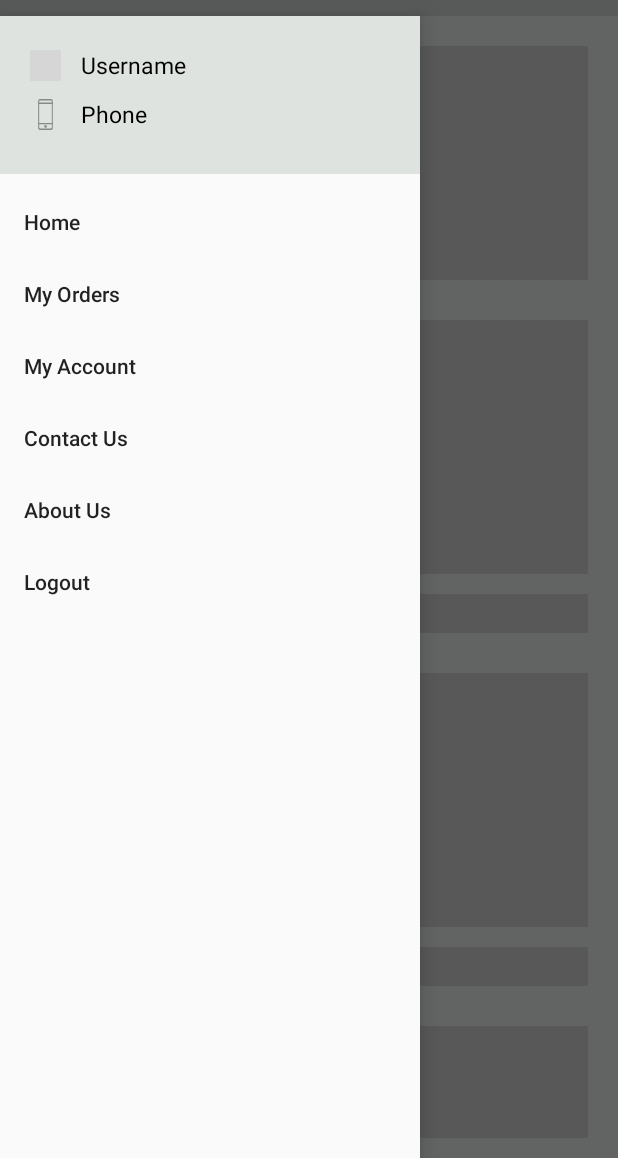
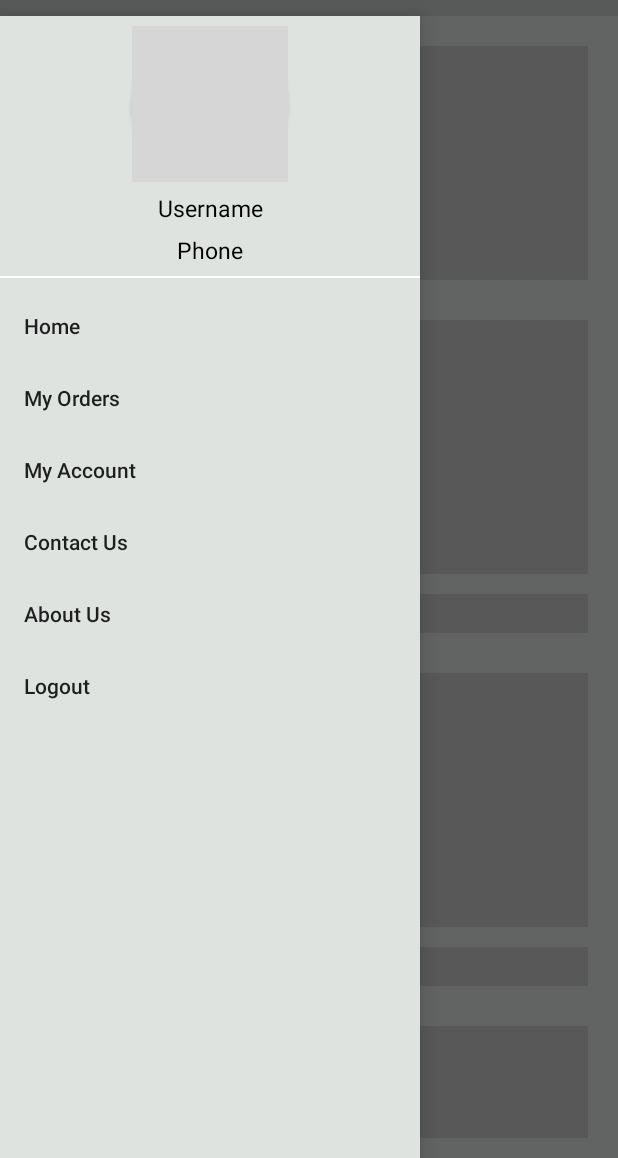
Before and after one commit to vinodbalakumar/kallakuri-group, an Android app: the Homepage screen opened directly, with no data from a screen before it, with the side drawer open, on a phone screen of 412 x 824 dp, the part 78-1236 px from its top. Run offline under Robolectric (Android 15) with nearby library versions, the phone set to English and light mode, and no system bars; our stand-ins replace ButterKnife, Shimmer, sdp/ssp sizes; libraries missing offline, so code that uses them is left out: com.j256.ormlite, com.synnapps.carouselview; plain views replace CarouselView; pictures from the network do not load; 16 statements that could not run were skipped; grey boxes are pictures that could not be loaded.

Commit message:
Colors changed

```diff
--- a/app/src/main/res/layout/activity_homepage.xml
+++ b/app/src/main/res/layout/activity_homepage.xml
@@ -23,6 +23,7 @@
             android:layout_width="wrap_content"
             android:layout_height="match_parent"
             android:layout_gravity="start"
+            android:background="@color/top_head"
             app:headerLayout="@layout/header_home"
             android:layout_marginTop="@dimen/_48sdp"
             app:menu="@menu/main_menu" />
--- a/app/src/main/res/layout/fragment_contact_us.xml
+++ b/app/src/main/res/layout/fragment_contact_us.xml
@@ -15,7 +15,7 @@
             android:layout_height="match_parent"
             android:orientation="vertical">
 
-            <androidx.cardview.widget.CardView
+            <!--<androidx.cardview.widget.CardView
                 android:id="@+id/myCardView"
                 android:layout_width="@dimen/_100sdp"
                 android:layout_height="@dimen/_100sdp"
@@ -29,8 +29,18 @@
                     android:layout_height="match_parent"
                     android:scaleType="centerCrop"
                     android:src="@drawable/aboutuslogo"/>
-            </androidx.cardview.widget.CardView>
+            </androidx.cardview.widget.CardView>-->
 
+            <ImageView
+                android:layout_width="wrap_content"
+                android:layout_height="@dimen/_150sdp"
+                android:scaleType="centerCrop"
+                android:src="@drawable/aboutuslogo"/>
+
+            <View
+                android:layout_width="match_parent"
+                android:layout_height="@dimen/_1sdp"
+                android:background="@color/textBack"/>
 
             <TextView
                 android:layout_width="wrap_content"
--- a/app/src/main/res/layout/header_home.xml
+++ b/app/src/main/res/layout/header_home.xml
@@ -1,68 +1,59 @@
 <?xml version="1.0" encoding="utf-8"?>
-<LinearLayout
-    xmlns:android="http://schemas.android.com/apk/res/android"
+<LinearLayout xmlns:android="http://schemas.android.com/apk/res/android"
     android:layout_width="match_parent"
     android:layout_height="wrap_content"
+    xmlns:app="http://schemas.android.com/apk/res-auto"
     android:orientation="vertical"
-    android:padding="20dp"
+    android:gravity="center_horizontal"
     android:background="@color/top_head">
 
-    <TextView
-        android:layout_width="wrap_content"
+    <RelativeLayout
+        android:layout_width="match_parent"
+        android:layout_height="wrap_content"
+        android:layout_marginTop="@dimen/_5sdp">
+        <androidx.cardview.widget.CardView
+            android:id="@+id/myCardView"
+            android:layout_width="@dimen/_80sdp"
+            android:layout_height="@dimen/_80sdp"
+            android:layout_gravity="center_horizontal"
+            app:cardCornerRadius="@dimen/_50sdp"
+            android:layout_centerInParent="true"
+            android:layout_alignParentTop="true"
+            android:layout_centerHorizontal="true">
+            <ImageView
+                android:id="@+id/user_image"
+                android:layout_width="match_parent"
                 android:layout_height="match_parent"
-        android:text="@string/kk_groups"
-        android:textColor="@color/textColor_top_head"
-        android:textSize="@dimen/_20sdp"
-        android:gravity="left"
-        android:visibility="gone"
-        android:layout_marginBottom="@dimen/_10sdp"/>
+                android:src="@drawable/profile_icon"
+                android:scaleType="centerCrop" />
 
-    <LinearLayout
-        android:layout_width="wrap_content"
-        android:layout_height="@dimen/_20sdp"
-        android:orientation="horizontal"
-        android:layout_gravity="left">
+        </androidx.cardview.widget.CardView>
 
-        <ImageView
-            android:layout_width="@dimen/_16sdp"
-            android:layout_height="@dimen/_16sdp"
-            android:layout_gravity="center"
-            android:src="@drawable/profile_icon"/>
+    </RelativeLayout>
+
     <TextView
         android:id="@+id/headerUsername"
         android:layout_width="match_parent"
         android:layout_height="match_parent"
         android:text="Username"
+        android:layout_marginTop="@dimen/_5sdp"
         android:gravity="center"
         android:textSize="@dimen/_12sdp"
         android:textColor="@color/textColor_top_head"
         android:paddingHorizontal="@dimen/_10sdp"/>
-
-    </LinearLayout>
-
-    <LinearLayout
-        android:layout_width="wrap_content"
-        android:layout_height="@dimen/_20sdp"
-        android:orientation="horizontal"
-        android:layout_gravity="left"
-        android:layout_marginVertical="@dimen/_5sdp">
-
-        <ImageView
-            android:layout_width="@dimen/_16sdp"
-            android:layout_height="@dimen/_16sdp"
-            android:layout_gravity="center"
-            android:src="@drawable/ic_mobile_icon"/>
     <TextView
         android:id="@+id/headerPhoneNo"
         android:layout_width="match_parent"
         android:layout_height="match_parent"
         android:text="Phone"
         android:gravity="center"
+        android:layout_marginVertical="@dimen/_5sdp"
         android:textSize="@dimen/_12sdp"
         android:textColor="@color/textColor_top_head"
         android:paddingHorizontal="@dimen/_10sdp"/>
 
+    <View
+    android:layout_width="match_parent"
+    android:layout_height="@dimen/_1sdp"
+    android:background="@color/white"/>
 </LinearLayout>
-
-
-</LinearLayout>
```
Lines whose indentation alone changed are shown as unchanged.
